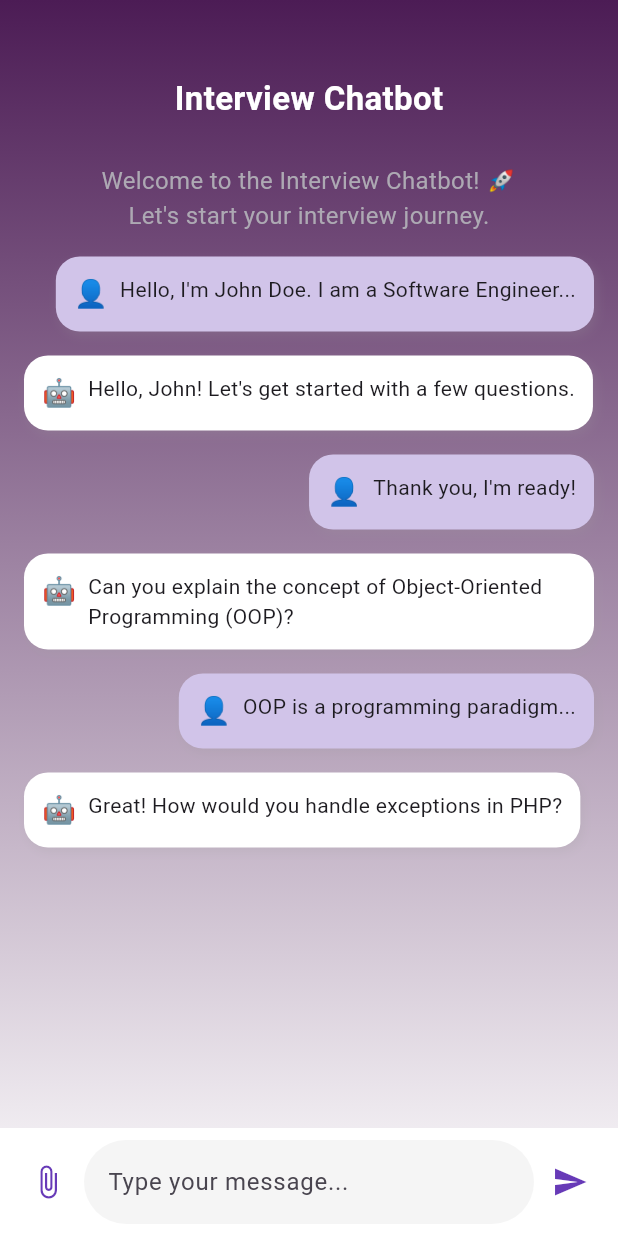
After one commit to yaya890/Flutter-App, a Flutter app: the InterviewScreen screen opened directly, on a phone screen of 412 x 824 dp. The commit adds this screen. Run offline on Flutter 3.47's test engine with Material 3 defaults, Android fonts, the phone set to English and light mode, and no system bars; our stand-ins replace file_picker; missing offline and left inert: flutter_pdfview; network calls fail.

Commit message:
last to chatbot

```diff
--- /dev/null
+++ b/lib/interview_screen.dart
@@ -0,0 +1,171 @@
+import 'package:flutter/material.dart';
+
+class InterviewScreen extends StatelessWidget {
+  const InterviewScreen({super.key});
+
+  @override
+  Widget build(BuildContext context) {
+    return Scaffold(
+      body: Stack(
+        children: [
+          // الخلفية بلون متدرج
+          Container(
+            decoration: BoxDecoration(
+              gradient: LinearGradient(
+                colors: [const Color.fromARGB(255, 76, 28, 85), Colors.white],
+                begin: Alignment.topCenter,
+                end: Alignment.bottomCenter,
+              ),
+            ),
+          ),
+          // المحتوى الرئيسي
+          Column(
+            children: [
+              const SizedBox(height: 50),
+              // العنوان في المنتصف
+              const Center(
+                child: Text(
+                  "Interview Chatbot",
+                  style: TextStyle(
+                    fontSize: 22,
+                    fontWeight: FontWeight.bold,
+                    color: Color.fromARGB(255, 255, 255, 255),
+                  ),
+                ),
+              ),
+              const SizedBox(height: 20),
+              // ترحيب بسيط في البداية
+              const Padding(
+                padding: EdgeInsets.all(8.0),
+                child: Text(
+                  "Welcome to the Interview Chatbot! 🚀\nLet's start your interview journey.",
+                  textAlign: TextAlign.center,
+                  style: TextStyle(fontSize: 16, color: Color.fromARGB(255, 173, 169, 179)),
+                ),
+              ),
+              Expanded(
+                child: ChatBubble(),
+              ),
+              // شريط الكتابة
+              Container(
+                padding: const EdgeInsets.symmetric(horizontal: 8, vertical: 8),
+                color: Colors.white,
+                child: Row(
+                  children: [
+                    // أيقونة الملفات
+                    IconButton(
+                      icon: const Icon(Icons.attach_file, color: Colors.deepPurple),
+                      onPressed: () {},
+                    ),
+                    // حقل إدخال النص
+                    Expanded(
+                      child: TextField(
+                        decoration: InputDecoration(
+                          hintText: "Type your message...",
+                          filled: true,
+                          fillColor: Colors.grey.shade100,
+                          border: OutlineInputBorder(
+                            borderRadius: BorderRadius.circular(30),
+                            borderSide: BorderSide.none,
+                          ),
+                        ),
+                      ),
+                    ),
+                    // أيقونة الإرسال
+                    IconButton(
+                      icon: const Icon(Icons.send, color: Colors.deepPurple),
+                      onPressed: () {},
+                    ),
+                  ],
+                ),
+              ),
+            ],
+          ),
+        ],
+      ),
+    );
+  }
+}
+
+class ChatBubble extends StatelessWidget {
+  final List<Map<String, String>> messages = [
+    {
+      'user': '👤',
+      'message': "Hello, I'm John Doe. I am a Software Engineer...",
+    },
+    {
+      'bot': '🤖',
+      'message': "Hello, John! Let's get started with a few questions.",
+    },
+    {
+      'user': '👤',
+      'message': "Thank you, I'm ready!",
+    },
+    {
+      'bot': '🤖',
+      'message': "Can you explain the concept of Object-Oriented Programming (OOP)?",
+    },
+    {
+      'user': '👤',
+      'message': "OOP is a programming paradigm...",
+    },
+    {
+      'bot': '🤖',
+      'message': "Great! How would you handle exceptions in PHP?",
+    },
+  ];
+
+  ChatBubble({super.key});
+
+  @override
+  Widget build(BuildContext context) {
+    return ListView.builder(
+      itemCount: messages.length,
+      itemBuilder: (context, index) {
+        final isUser = messages[index].containsKey('user');
+        return Align(
+          alignment: isUser ? Alignment.centerRight : Alignment.centerLeft,
+          child: Container(
+            margin: const EdgeInsets.symmetric(vertical: 8, horizontal: 16),
+            padding: const EdgeInsets.all(12),
+            decoration: BoxDecoration(
+              color: isUser ? Colors.deepPurple.shade100 : Colors.white,
+              borderRadius: BorderRadius.circular(16),
+              boxShadow: [
+                BoxShadow(
+                  color: Colors.grey.withOpacity(0.2),
+                  blurRadius: 5,
+                  offset: const Offset(2, 3),
+                ),
+              ],
+            ),
+            child: Row(
+              mainAxisSize: MainAxisSize.min,
+              crossAxisAlignment: CrossAxisAlignment.start,
+              children: [
+                // الأيقونة على اليسار
+                Padding(
+                  padding: const EdgeInsets.only(right: 8.0),
+                  child: Text(
+                    isUser ? messages[index]['user']! : messages[index]['bot']!,
+                    style: const TextStyle(fontSize: 18),
+                  ),
+                ),
+                // النص داخل الفقاعة
+                Flexible(
+                  child: Text(
+                    isUser
+                        ? messages[index]['message']!
+                        : messages[index]['message']!,
+                    textAlign: TextAlign.left,
+                    style: const TextStyle(fontSize: 14),
+                  ),
+                ),
+              ],
+            ),
+          ),
+        );
+      },
+    );
+  }
+}
```
Also changed, not shown: lib/candidate_home_screen.dart (+14 -1 lines), lib/interview_invitation.dart (added, +234 -0 lines), lib/jobs_interview_page.dart (added, +227 -0 lines), 1 other file.
